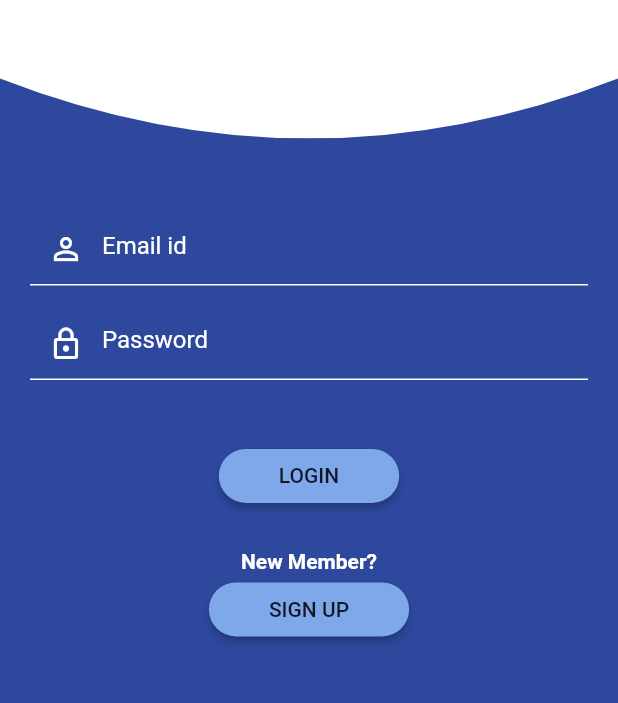
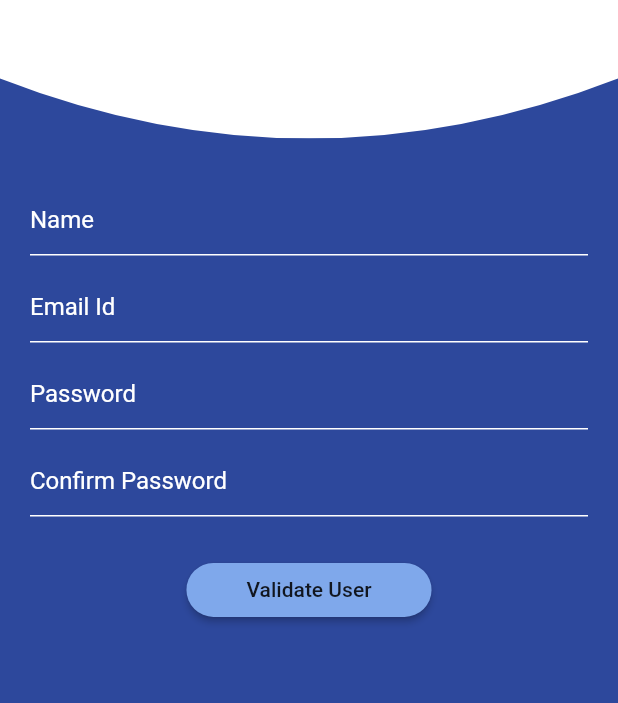
Before and after one commit to sparcsaswat/fb-flutter, a Flutter app: the screen it shows after launch, after a tap on "SIGN UP", on a phone screen of 412 x 824 dp, the part 337-1040 px from its top. Run offline on Flutter 3.47's test engine with Material 2 defaults, Android fonts, the phone set to English and light mode, and no system bars; project files that could hold a hidden picture were left out.

Commit message:
registration page design modified

```diff
--- a/lib/pages/login.dart
+++ b/lib/pages/login.dart
@@ -1,5 +1,8 @@
 import 'package:flutter/cupertino.dart';
 import 'package:flutter/material.dart';
+
+
+import './registration.dart';
 
 class LoginPage extends StatefulWidget {
   @override
@@ -95,7 +98,11 @@ class _LoginPageState extends State<LoginPage> {
                       shape: RoundedRectangleBorder(
                           borderRadius: BorderRadius.circular(30.0)),
                       color: Color.fromRGBO(127, 168, 235, 1),
-                      onPressed: () {},
+                      onPressed: () {
+                        Navigator.push(context, MaterialPageRoute(
+                            builder: (BuildContext context)=> RegistrationPage()
+                        ));
+                      },
                       child: Text('SIGN UP'),
                     ),
                   ],
--- a/lib/pages/registration.dart
+++ b/lib/pages/registration.dart
@@ -0,0 +1,129 @@
+import 'package:flutter/cupertino.dart';
+import 'package:flutter/material.dart';
+
+class RegistrationPage extends StatefulWidget {
+  @override
+  _RegistrationPageState createState() => _RegistrationPageState();
+}
+
+class _RegistrationPageState extends State<RegistrationPage> {
+  @override
+  Widget build(BuildContext context) {
+    return Scaffold(
+      backgroundColor: Color.fromRGBO(45, 72, 156, 1),
+      body: Container(
+        child: Column(
+          crossAxisAlignment: CrossAxisAlignment.start,
+          mainAxisSize: MainAxisSize.max,
+          mainAxisAlignment: MainAxisAlignment.start,
+          children: <Widget>[
+            Container(
+              width: MediaQuery.of(context).size.width,
+              height: MediaQuery.of(context).size.height / 2.6,
+              child: ClipPath(
+                clipper: ClippingClass(),
+                child: Container(
+                  decoration: new BoxDecoration(
+                    color: Colors.white,
+                  ),
+                  child: Center(
+                    child: Container(
+                      width: MediaQuery.of(context).size.width / 3,
+                      child: Image.asset("assets/logobuddy.png"),
+                    ),
+                  ),
+                ),
+              ),
+            ),
+            Container(
+              padding: EdgeInsets.only(top: 30.0, left: 20.0, right: 20.0),
+              child: Form(
+                child: Column(
+                  crossAxisAlignment: CrossAxisAlignment.center,
+                  children: <Widget>[
+                    TextFormField(
+                      cursorColor: Colors.white,
+                      style: TextStyle(color: Colors.white),
+                      keyboardType: TextInputType.emailAddress,
+                      decoration: InputDecoration(
+                          enabledBorder: UnderlineInputBorder(
+                              borderSide: BorderSide(color: Colors.white)),
+                          hintText: "Name",
+                          hintStyle: TextStyle(color: Colors.white)),
+                    ),
+                    Padding(
+                      padding: EdgeInsets.only(top: 10.0),
+                    ),
+                    TextFormField(
+                      cursorColor: Colors.white,
+                      style: TextStyle(color: Colors.white),
+                      keyboardType: TextInputType.emailAddress,
+                      decoration: InputDecoration(
+                          enabledBorder: UnderlineInputBorder(
+                              borderSide: BorderSide(color: Colors.white)),
+                          hintText: "Email Id",
+                          hintStyle: TextStyle(color: Colors.white)),
+                    ),
+                    Padding(
+                      padding: EdgeInsets.only(top: 10.0),
+                    ),
+                    TextFormField(
+                      cursorColor: Colors.white,
+                      style: TextStyle(color: Colors.white),
+                      keyboardType: TextInputType.emailAddress,
+                      decoration: InputDecoration(
+                          enabledBorder: UnderlineInputBorder(
+                              borderSide: BorderSide(color: Colors.white)),
+                          hintText: "Password",
+                          hintStyle: TextStyle(color: Colors.white)),
+                    ),
+                    Padding(
+                      padding: EdgeInsets.only(top: 10.0),
+                    ),
+                    TextFormField(
+                      cursorColor: Colors.white,
+                      style: TextStyle(color: Colors.white),
+                      keyboardType: TextInputType.emailAddress,
+                      decoration: InputDecoration(
+                          enabledBorder: UnderlineInputBorder(
+                              borderSide: BorderSide(color: Colors.white)),
+                          hintText: "Confirm Password",
+                          hintStyle: TextStyle(color: Colors.white)),
+                    ),
+                    Padding(padding: EdgeInsets.only(top: 25.0)),
+                    RaisedButton(
+                      padding: EdgeInsets.only(left: 40.0, right: 40.0),
+                      shape: RoundedRectangleBorder(
+                          borderRadius: BorderRadius.circular(30.0)),
+                      color: Color.fromRGBO(127, 168, 235, 1),
+                      onPressed: () {},
+                      child: Text('Validate User'),
+                    ),
+                  ],
+                ),
+              ),
+            )
+          ],
+        ),
+      ),
+    );
+  }
+}
+
+class ClippingClass extends CustomClipper<Path> {
+  @override
+  Path getClip(Size size) {
+    var path = Path();
+    path.lineTo(0.0, size.height - 40);
+    path.quadraticBezierTo(
+        size.width / 4, size.height, size.width / 2, size.height);
+    path.quadraticBezierTo(size.width - (size.width / 4), size.height,
+        size.width, size.height - 40);
+    path.lineTo(size.width, 0.0);
+    path.close();
+    return path;
+  }
+
+  @override
+  bool shouldReclip(CustomClipper<Path> oldClipper) => false;
+}
```
